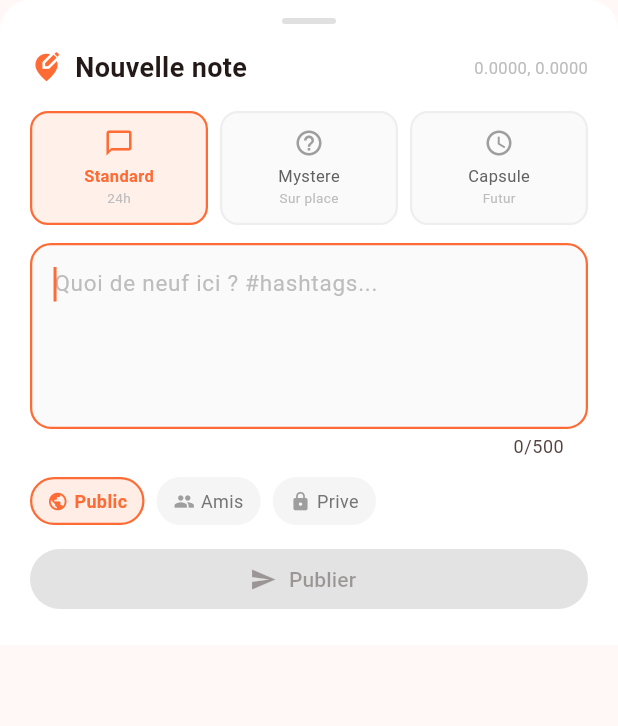
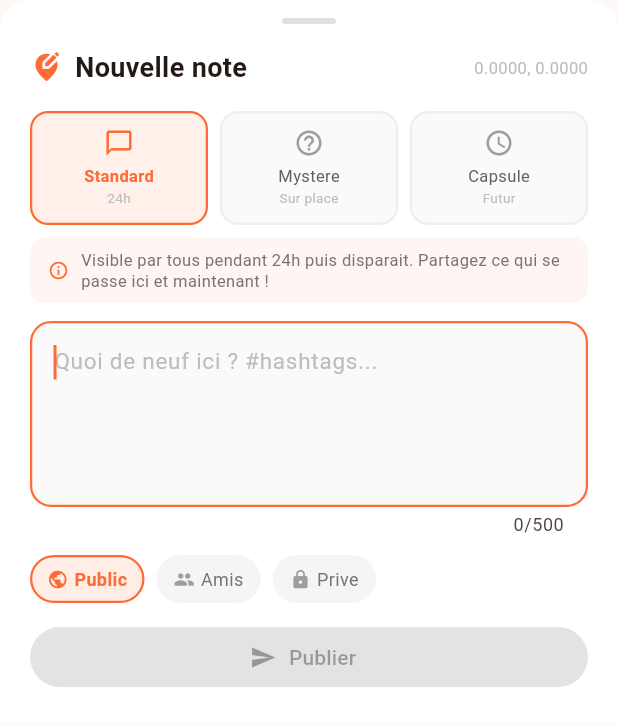
Before and after one commit to mimi6060/GeoNote, a Flutter app: the CreateSheet widget shown alone on an empty page, opened directly with empty values, on a phone screen of 412 x 824 dp. Shown: the top 726 px of the screen. Run offline on Flutter 3.47's test engine with Material 3 defaults, Android fonts, the phone set to English and light mode, and no system bars; our stand-ins replace flutter_map, geolocator, latlong2, shared_preferences; missing offline and left inert: flutter_map_marker_cluster; accounts and stored records are empty; network calls fail.

Commit message:
feat: add info tooltips to explain features to users
- Create sheet: animated info bubble for each message type
  (Standard: 24h ephemeral, Mystere: geo-locked, Capsule: scheduled)
- Map: tooltips on heatmap toggle and GPS buttons
- Leaderboard: info button explaining score calculation
- Profile: tooltip on streak explaining how to maintain it

Co-Authored-By: Claude Opus 4.6 <noreply@anthropic.com>

```diff
--- a/mobile/lib/widgets/create_sheet.dart
+++ b/mobile/lib/widgets/create_sheet.dart
@@ -167,6 +167,52 @@ class _CreateSheetState extends State<CreateSheet> {
                   }),
                 ),
               ],
+            ),
+            // Info bubble explaining the selected type
+            const SizedBox(height: 8),
+            AnimatedSwitcher(
+              duration: const Duration(milliseconds: 200),
+              child: Container(
+                key: ValueKey(_messageType),
+                width: double.infinity,
+                padding: const EdgeInsets.symmetric(horizontal: 12, vertical: 8),
+                decoration: BoxDecoration(
+                  color: _messageType == 'mystery'
+                      ? Colors.deepPurple.withOpacity(0.06)
+                      : _messageType == 'capsule'
+                          ? Colors.purple.withOpacity(0.06)
+                          : GeoNoteTheme.primary.withOpacity(0.06),
+                  borderRadius: BorderRadius.circular(10),
+                ),
+                child: Row(
+                  children: [
+                    Icon(
+                      Icons.info_outline,
+                      size: 14,
+                      color: _messageType == 'mystery'
+                          ? Colors.deepPurple
+                          : _messageType == 'capsule'
+                              ? Colors.purple
+                              : GeoNoteTheme.primary,
+                    ),
+                    const SizedBox(width: 8),
+                    Expanded(
+                      child: Text(
+                        _messageType == 'mystery'
+                            ? 'Les autres doivent se deplacer sur place pour lire votre message. Ideal pour des secrets ou des chasses au tresor !'
+                            : _messageType == 'capsule'
+                                ? 'Votre message restera cache et apparaitra a la date choisie. Parfait pour des surprises ou des souvenirs !'
+                                : 'Visible par tous pendant 24h puis disparait. Partagez ce qui se passe ici et maintenant !',
+                        style: TextStyle(
+                          fontSize: 11,
+                          color: Colors.grey[600],
+                          height: 1.3,
+                        ),
+                      ),
+                    ),
+                  ],
+                ),
+              ),
             ),
             // Capsule date display
             if (_messageType == 'capsule') ...[
```
Also changed, not shown: mobile/lib/screens/leaderboard_screen.dart (+14 -0 lines), mobile/lib/screens/map_screen.dart (+13 -7 lines), mobile/lib/screens/profile_screen.dart (+12 -3 lines).
